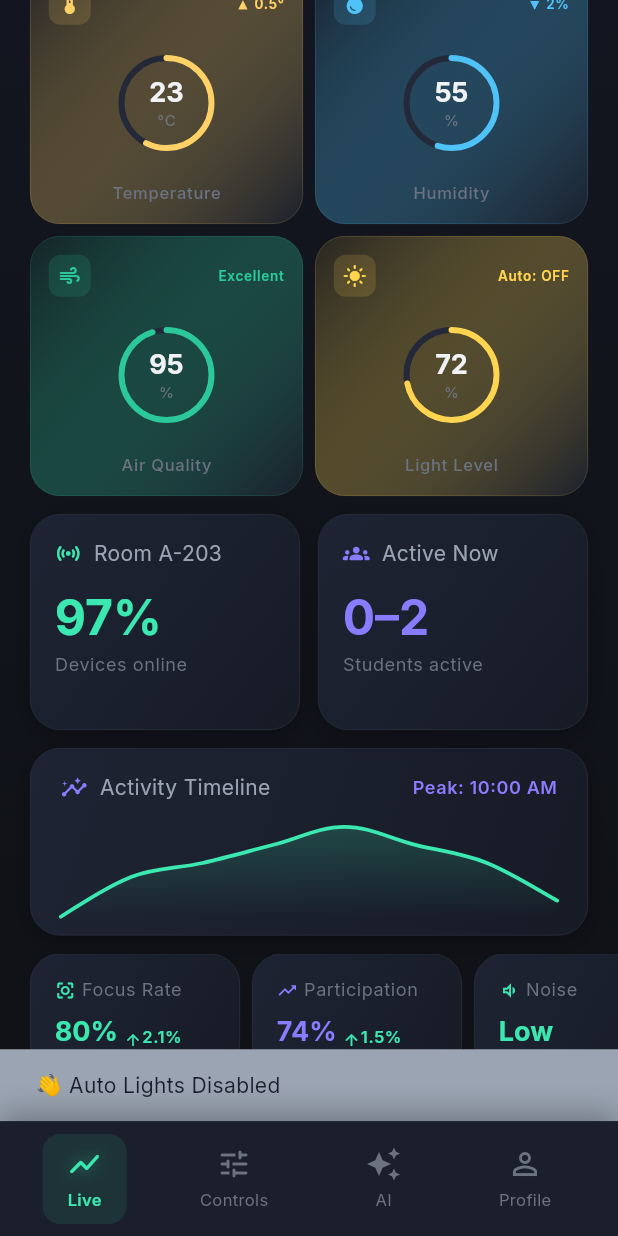
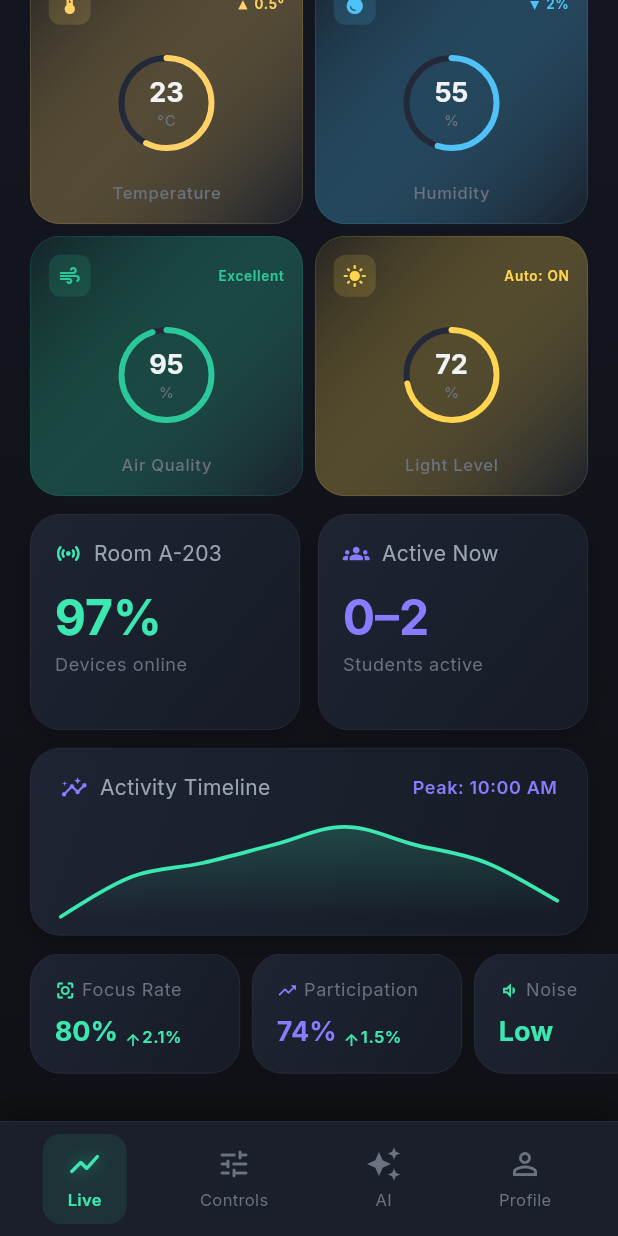
Before and after one commit to Waelkaysany/-WIWC-the-Smart-Class, a Flutter app: the AppShell screen opened directly, scrolled down 460 dp, after a tap on "Auto: ON", on a phone screen of 412 x 824 dp. Run offline on Flutter 3.47's test engine with Material 3 defaults, Android fonts, the phone set to English and light mode, and no system bars; drawn by our look-alikes of fl_chart; our stand-ins replace firebase_ai, firebase_auth, firebase_core, firebase_database, flutter_local_notifications, flutter_riverpod and 4 more; missing offline and left inert: excel, mailer; accounts and stored records are empty; network calls fail.

Commit message:
feat: door servo, LCD greetings, auto-light toggle, full IoT sync

```diff
--- a/lib/features/live/live_screen.dart
+++ b/lib/features/live/live_screen.dart
@@ -754,7 +754,7 @@ class _MiniMetric extends StatelessWidget {
   }
 }
 
-// ── Light Level Card with Auto Light-1 control ────────────────────────────────
+// ── Light Level Card with Auto Light toggle (delegates to ESP32) ──────────────
 class _LightSensorCard extends ConsumerStatefulWidget {
   final double lightLevel;
   final WidgetRef ref;
@@ -765,30 +765,26 @@ class _LightSensorCard extends ConsumerStatefulWidget {
 }
 
 class _LightSensorCardState extends ConsumerState<_LightSensorCard> {
-  bool _autoMode = true; // Default to Auto
-  bool _light1On = false;
-
-  @override
-  void didUpdateWidget(_LightSensorCard old) {
-    super.didUpdateWidget(old);
-    if (_autoMode && old.lightLevel != widget.lightLevel) {
-      _runAutoControl(widget.lightLevel);
-    }
-  }
-
-  Future<void> _runAutoControl(double level) async {
+  Future<void> _toggleAutoLight() async {
+    final env = ref.read(environmentProvider);
+    final newMode = !env.autoLight;
     final iotService = ref.read(iotServiceProvider);
-    if (level < 30 && !_light1On) {
-      final ok = await iotService.toggleLight('light_1', true);
-      if (ok && mounted) setState(() => _light1On = true);
-    } else if (level >= 60 && _light1On) {
-      final ok = await iotService.toggleLight('light_1', false);
-      if (ok && mounted) setState(() => _light1On = false);
+    // Send auto_light toggle to ESP32
+    final ok = await iotService.sendCommand('auto_light', isOn: newMode);
+    if (ok && mounted) {
+      ScaffoldMessenger.of(context).showSnackBar(
+        SnackBar(
+          content: Text(newMode ? '💡 Auto Lights Enabled' : '👋 Manual Mode — Use Controls'),
+          backgroundColor: newMode ? const Color(0xFFFFD54F) : Colors.grey,
+          duration: const Duration(seconds: 2),
+        ),
+      );
     }
   }
 
   @override
   Widget build(BuildContext context) {
+    final autoLight = ref.watch(environmentProvider).autoLight;
     return _SensorCard(
       icon: Icons.light_mode_rounded,
       label: 'Light Level',
@@ -796,20 +792,13 @@ class _LightSensorCardState extends ConsumerState<_LightSensorCard> {
       unit: '%',
       max: 100,
       color: const Color(0xFFFFD54F),
-      trend: _autoMode ? 'Auto: ON' : 'Auto: OFF',
-      onTap: () {
-        setState(() => _autoMode = !_autoMode);
-        ScaffoldMessenger.of(context).showSnackBar(
-          SnackBar(
-            content: Text(_autoMode ? '💡 Auto Lights Enabled' : '👋 Auto Lights Disabled'),
-            backgroundColor: _autoMode ? const Color(0xFFFFD54F) : context.textSecondary,
-            duration: const Duration(seconds: 2),
-          ),
-        );
-      },
+      trend: autoLight ? 'Auto: ON' : 'Manual',
+      onTap: _toggleAutoLight,
     );
   }
 }
+
+
 
 /// Sensor detail bottom sheet
 class _SensorDetailSheet extends StatelessWidget {
--- a/lib/models/environment_data.dart
+++ b/lib/models/environment_data.dart
@@ -6,6 +6,7 @@ class EnvironmentData {
   final double airQuality;
   final String? lastScannedUser;
   final String? lastScannedUID;
+  final bool autoLight;
 
   const EnvironmentData({
     required this.temperature,
@@ -15,6 +16,7 @@ class EnvironmentData {
     this.airQuality = 95,
     this.lastScannedUser,
     this.lastScannedUID,
+    this.autoLight = true,
   });
 
   EnvironmentData copyWith({
@@ -25,6 +27,7 @@ class EnvironmentData {
     double? airQuality,
     String? lastScannedUser,
     String? lastScannedUID,
+    bool? autoLight,
   }) {
     return EnvironmentData(
       temperature: temperature ?? this.temperature,
@@ -34,6 +37,7 @@ class EnvironmentData {
       airQuality: airQuality ?? this.airQuality,
       lastScannedUser: lastScannedUser ?? this.lastScannedUser,
       lastScannedUID: lastScannedUID ?? this.lastScannedUID,
+      autoLight: autoLight ?? this.autoLight,
     );
   }
 }
--- a/lib/state/controllers.dart
+++ b/lib/state/controllers.dart
@@ -337,6 +337,7 @@ class EnvironmentNotifier extends StateNotifier<EnvironmentData> {
           lastScannedUser: data['lastUser'] as String?,
           lastScannedUID: newUid,
           airQuality: state.airQuality,
+          autoLight: data['autoLight'] as bool? ?? true,
         );
 
         update(newData);
```
Also changed, not shown: 1 other file.
